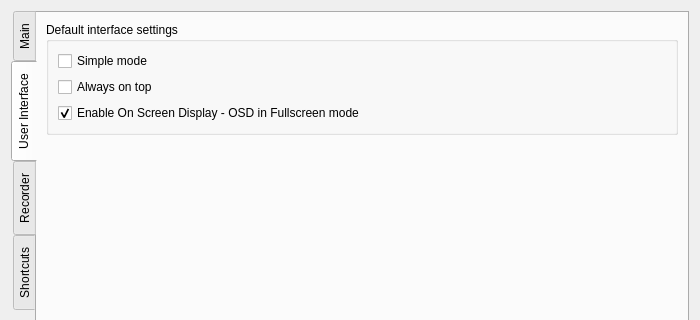
ntadej/tano, file ui/EditSettings.ui: the form before one commit; both pictures show x 0 to 700 and y 0 to 320 of the 700 by 500 pixel window.
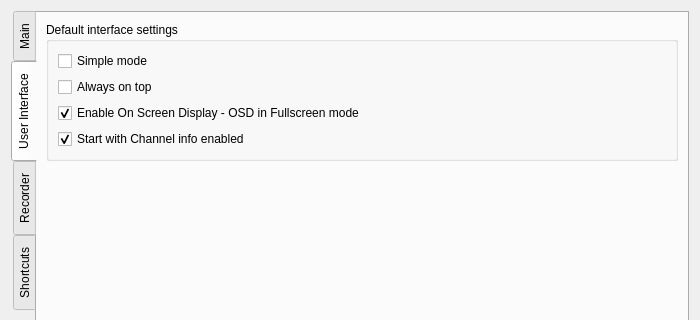
The form after the commit. The open tabs and pages were chosen to show the change. Icons and pictures are not drawn. Custom widgets are drawn as their Qt base class.

Patch:
```diff
--- a/ui/EditSettings.ui
+++ b/ui/EditSettings.ui
@@ -243,6 +243,16 @@
             </property>
            </widget>
           </item>
+          <item>
+           <widget class="QCheckBox" name="checkInfo" >
+            <property name="text" >
+             <string>Start with Channel info enabled</string>
+            </property>
+            <property name="checked" >
+             <bool>true</bool>
+            </property>
+           </widget>
+          </item>
          </layout>
         </widget>
        </item>
```
